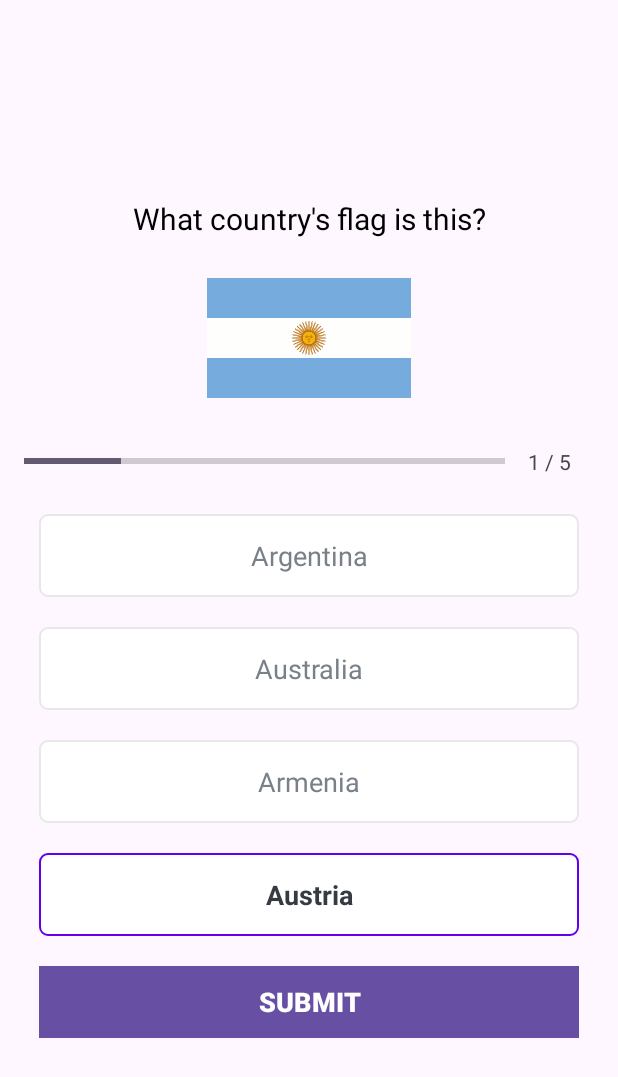
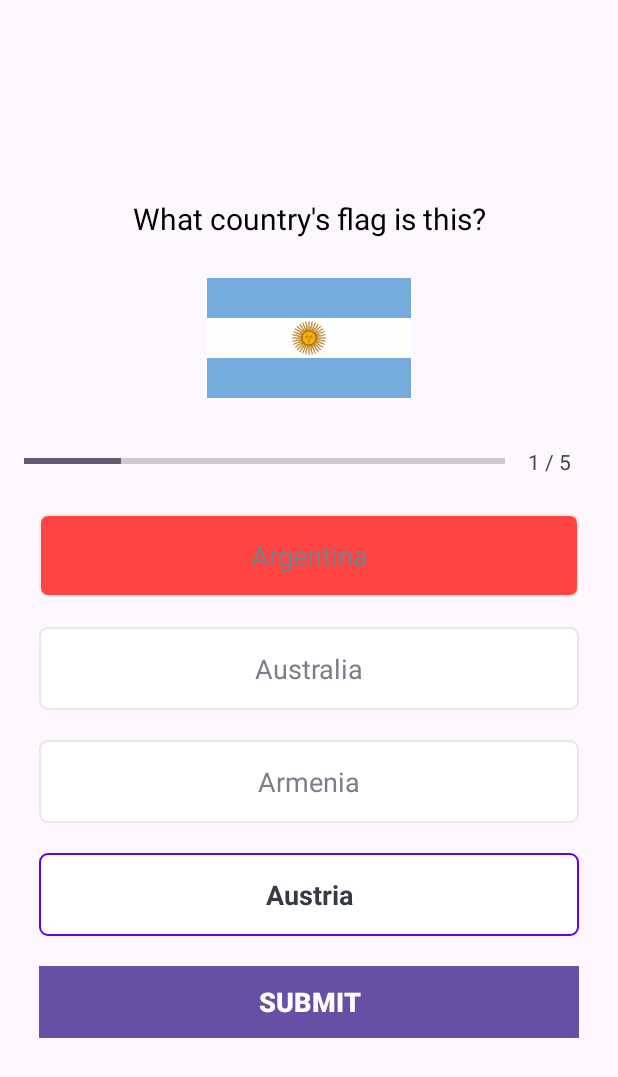
Before and after one commit to Piyushdhorey/Android_with_Kotlin, an Android app: the QuestionPageActivity screen opened directly, with no data from a screen before it, after a tap on "SUBMIT", on a phone screen of 412 x 824 dp. Shown: the top 1077 px of the screen. Run offline under Robolectric (Android 15) with nearby library versions, the phone set to English and light mode, and no system bars; 3 other taps on this screen came first.

Commit message:
added button functionality to the QuestionPageActivity

```diff
--- a/app/src/main/java/com/example/quizapp/MainActivity.kt
+++ b/app/src/main/java/com/example/quizapp/MainActivity.kt
@@ -1,5 +1,6 @@
 package com.example.quizapp
 
+import android.annotation.SuppressLint
 import android.content.Intent
 import androidx.appcompat.app.AppCompatActivity
 import android.os.Bundle
@@ -8,12 +9,14 @@ import android.widget.EditText
 import android.widget.Toast
 
 class MainActivity : AppCompatActivity() {
+    @SuppressLint("MissingInflatedId")
     override fun onCreate(savedInstanceState: Bundle?) {
         super.onCreate(savedInstanceState)
         setContentView(R.layout.activity_main)
 
         val startBtn: Button = findViewById(R.id.startBtn)
         val etName: EditText = findViewById(R.id.name)
+        val submitBtn: Button = findViewById(R.id.submitBtn)
 
         startBtn.setOnClickListener {
             if (etName.text.isEmpty()) {
--- a/app/src/main/java/com/example/quizapp/QuestionPageActivity.kt
+++ b/app/src/main/java/com/example/quizapp/QuestionPageActivity.kt
@@ -142,7 +142,46 @@ class QuestionPageActivity : AppCompatActivity(), View.OnClickListener {
             }
 
             R.id.submitBtn ->{
-                // TODO "implement btn submit"
+                if(mSelectedOptionPosition == 0){
+                    mCurrentPosition++
+
+                    when{
+                        mCurrentPosition <= mQuestionList!!.size -> {
+                            setQuestion()
+                        }
+                    }
+                }else{
+                    val question = mQuestionList?.get(mCurrentPosition - 1)
+                    if(question!!.correctAnswer != mSelectedOptionPosition){
+                        answerView(mSelectedOptionPosition, R.drawable.wrong_option_border_bg)
+                    }else{
+                        answerView(question.correctAnswer, R.drawable.correct_option_border_bg)
+
+                        if(mCurrentPosition == mQuestionList!!.size){
+                            btnSubmit?.text = "FINISH"
+                        }else{
+                            btnSubmit?.text = "NEXT QUESTION"
+                        }
+                        mSelectedOptionPosition = 0
+                    }
+                }
+            }
+        }
+    }
+
+    private fun answerView(answer: Int, drawableView: Int) {
+        when (answer) {
+            1 -> {
+                tvOptionOne?.background = ContextCompat.getDrawable(this, drawableView)
+            }
+            2 -> {
+                tvOptionOne?.background = ContextCompat.getDrawable(this, drawableView)
+            }
+            3 -> {
+                tvOptionOne?.background = ContextCompat.getDrawable(this, drawableView)
+            }
+            4 -> {
+                tvOptionOne?.background = ContextCompat.getDrawable(this, drawableView)
             }
         }
     }
--- /dev/null
+++ b/app/src/main/res/drawable/correct_option_border_bg.xml
@@ -0,0 +1,15 @@
+<?xml version="1.0" encoding="utf-8"?>
+<shape xmlns:android="http://schemas.android.com/apk/res/android"
+
+    android:shape="rectangle"
+    >
+    <stroke
+        android:width="1dp"
+        android:color="#E8E8E8"/>
+
+    <solid android:color="@android:color/holo_green_light"/>
+    <corners android:radius="5dp"/>
+
+
+
+</shape>
--- /dev/null
+++ b/app/src/main/res/drawable/wrong_option_border_bg.xml
@@ -0,0 +1,15 @@
+<?xml version="1.0" encoding="utf-8"?>
+<shape xmlns:android="http://schemas.android.com/apk/res/android"
+
+    android:shape="rectangle"
+    >
+    <stroke
+        android:width="1dp"
+        android:color="#E8E8E8"/>
+
+    <solid android:color="@android:color/holo_red_light"/>
+    <corners android:radius="5dp"/>
+
+
+
+</shape>
```
